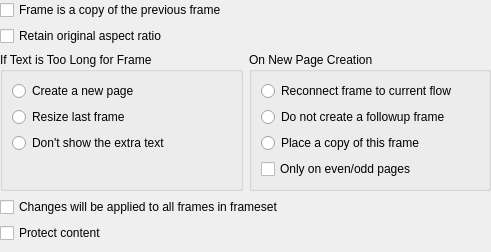
The window that kword/part/dialogs/KWGeneralFrameProperties.ui (KDE/calligra) describes before a commit, drawn with Qt 5.
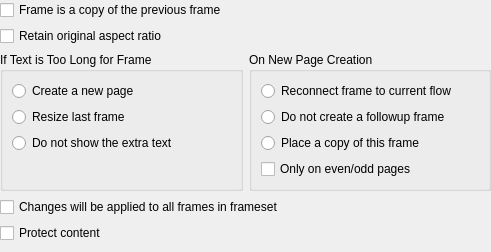
The same window after the commit.

```diff
--- a/kword/part/dialogs/KWGeneralFrameProperties.ui
+++ b/kword/part/dialogs/KWGeneralFrameProperties.ui
@@ -86,7 +86,7 @@
         <item>
          <widget class="QRadioButton" name="noExtraText" >
           <property name="text" >
-           <string>Don't show the extra text</string>
+           <string>Do not show the extra text</string>
           </property>
          </widget>
         </item>
```
